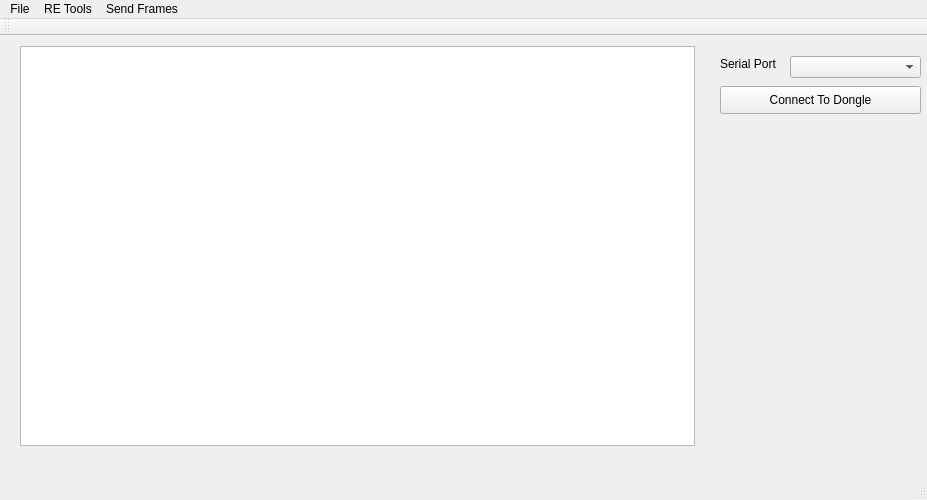
Old version of the form mainwindow.ui in the repository collin80/SavvyCAN.
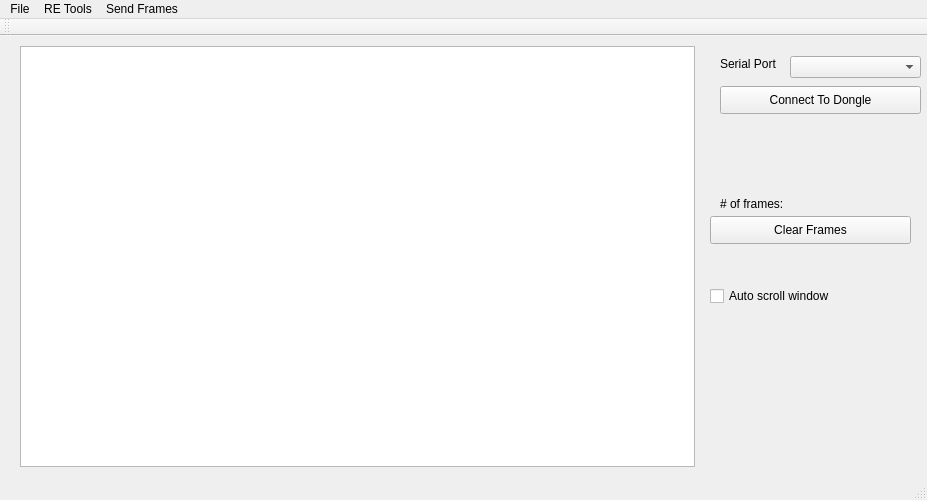
New version of the form.

Commit message: Implemented the remaining file loading formats (busmaster log, CRTD), switched the way signals are connected on the main window, hooked up frame count, auto scroll, and clear frame button

Patch:
```diff
--- a/mainwindow.ui
+++ b/mainwindow.ui
@@ -11,7 +11,7 @@
    </rect>
   </property>
   <property name="sizePolicy">
-   <sizepolicy hsizetype="Expanding" vsizetype="Expanding">
+   <sizepolicy hsizetype="Fixed" vsizetype="Fixed">
     <horstretch>0</horstretch>
     <verstretch>0</verstretch>
    </sizepolicy>
@@ -32,7 +32,7 @@
       <x>20</x>
       <y>10</y>
       <width>675</width>
-      <height>400</height>
+      <height>421</height>
      </rect>
     </property>
     <property name="font">
@@ -85,6 +85,61 @@
      <string>Connect To Dongle</string>
     </property>
    </widget>
+   <widget class="QLabel" name="label_2">
+    <property name="geometry">
+     <rect>
+      <x>720</x>
+      <y>160</y>
+      <width>71</width>
+      <height>16</height>
+     </rect>
+    </property>
+    <property name="text">
+     <string># of frames:</string>
+    </property>
+    <property name="textFormat">
+     <enum>Qt::PlainText</enum>
+    </property>
+   </widget>
+   <widget class="QPushButton" name="btnClearFrames">
+    <property name="geometry">
+     <rect>
+      <x>710</x>
+      <y>180</y>
+      <width>201</width>
+      <height>28</height>
+     </rect>
+    </property>
+    <property name="text">
+     <string>Clear Frames</string>
+    </property>
+   </widget>
+   <widget class="QLabel" name="lbNumFrames">
+    <property name="geometry">
+     <rect>
+      <x>810</x>
+      <y>160</y>
+      <width>55</width>
+      <height>16</height>
+     </rect>
+    </property>
+    <property name="text">
+     <string/>
+    </property>
+   </widget>
+   <widget class="QCheckBox" name="cbAutoScroll">
+    <property name="geometry">
+     <rect>
+      <x>710</x>
+      <y>250</y>
+      <width>201</width>
+      <height>20</height>
+     </rect>
+    </property>
+    <property name="text">
+     <string>Auto scroll window</string>
+    </property>
+   </widget>
   </widget>
   <widget class="QMenuBar" name="menuBar">
    <property name="geometry">
```
Left out of the diff: 69 changed lines with no effect on the pictures. The commit also changes 2 other files.
